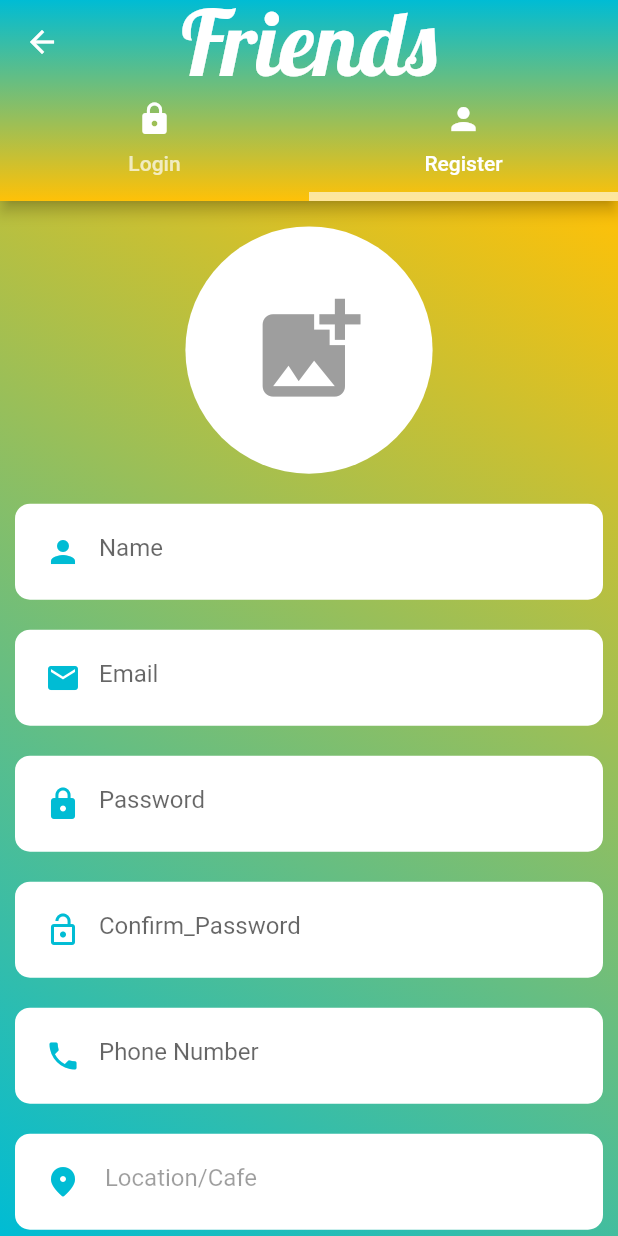
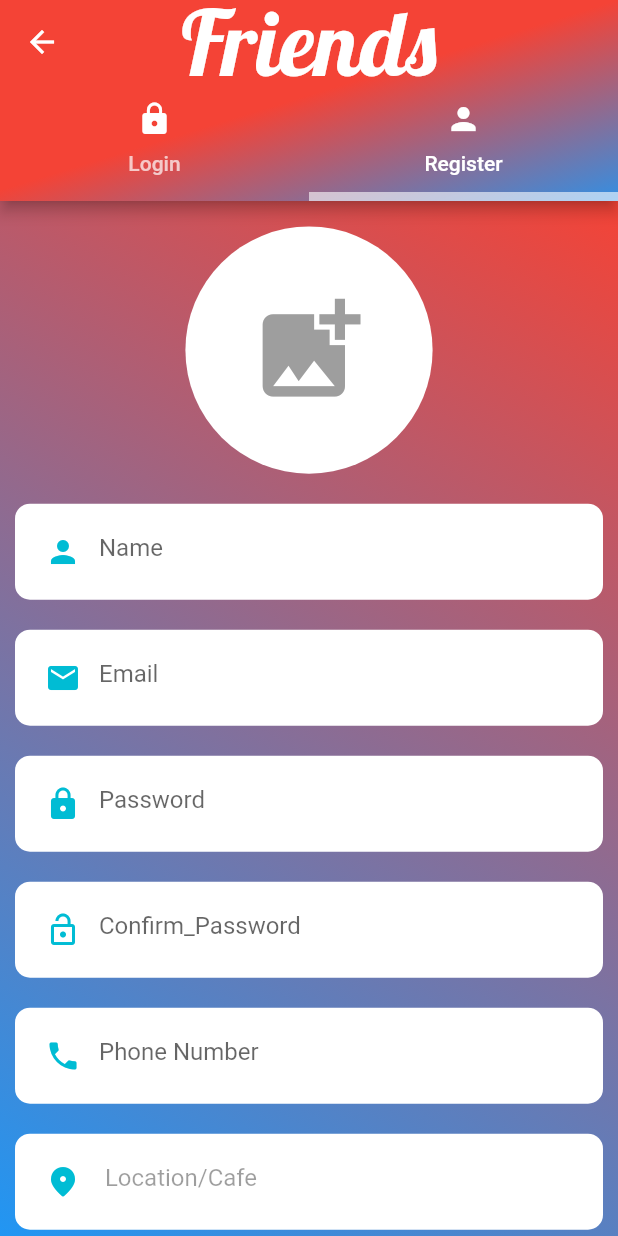
Before and after one commit to Alamin35-449/foodpanda_new, a Flutter app: the screen it shows after launch, tab 2 chosen, after a tap on the "add photo alternate" icon, on a phone screen of 412 x 824 dp. Run offline on Flutter 3.47's test engine with Material 2 defaults, Android fonts, the phone set to English and light mode, and no system bars; our stand-ins replace geocoding, geolocator, image_picker.

Commit message:
color chance

```diff
--- a/lib/authentication/auth_screeen.dart
+++ b/lib/authentication/auth_screeen.dart
@@ -22,11 +22,11 @@ class _auth_screenState extends State<auth_screen> {
               //app bar ar colors change korar jonno ai code lekha hoi
               gradient: LinearGradient(
                 colors: [
-                  Colors.cyan,
-                  Colors.amber,
+                  Colors.red,
+                  Colors.blue,
                 ],
                 begin: FractionalOffset(1.0, 0.0),
-                end: FractionalOffset(1.0, 1.0),
+                end: FractionalOffset(1.1, 1.0),
                 stops: [0.0, 1.0],
               ),
             ),
@@ -68,8 +68,8 @@ class _auth_screenState extends State<auth_screen> {
               begin: Alignment.topRight,
               end: Alignment.bottomLeft,
               colors: [
-                Colors.amber,
-                Colors.cyan,
+                Colors.red,
+                Colors.blue,
               ],
             ),
           ),
--- a/lib/authentication/register.dart
+++ b/lib/authentication/register.dart
@@ -29,7 +29,7 @@ class _register_screenState extends State<register_screen> {
   List<Placemark>? placemarks; //location dekhar jonnno aita use kora hoi
 
   Future<void> _getImage() async {
-    imageXfile = await _picker.pickImage(source: ImageSource.camera);
+    imageXfile = await _picker.pickImage(source: ImageSource.gallery);
 // kono image add korar jonno ai code use kora hoi ,,niche sodo ai container sathe porichoi koriye dilei hobe
     setState(() {
       imageXfile;
```
